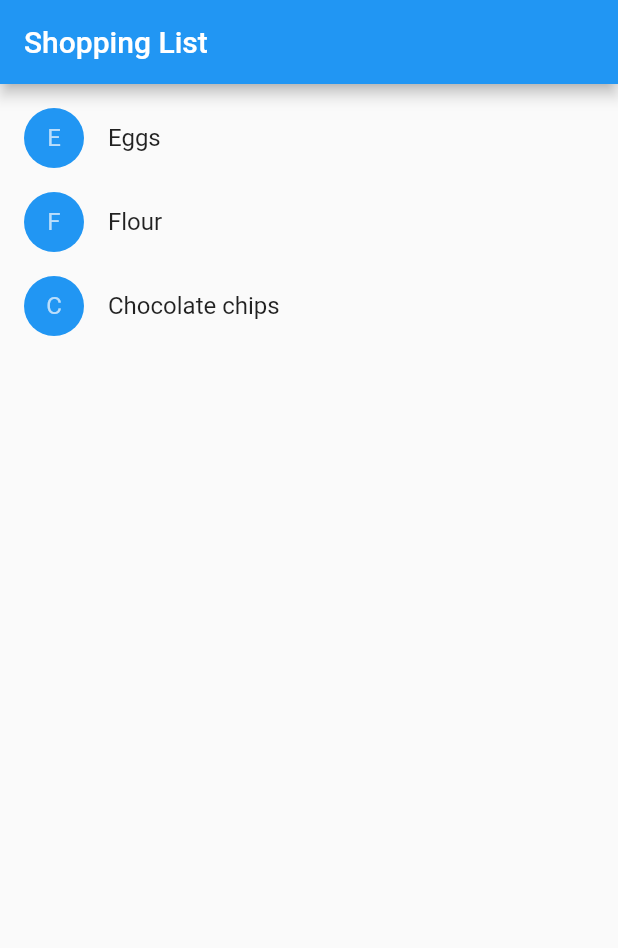
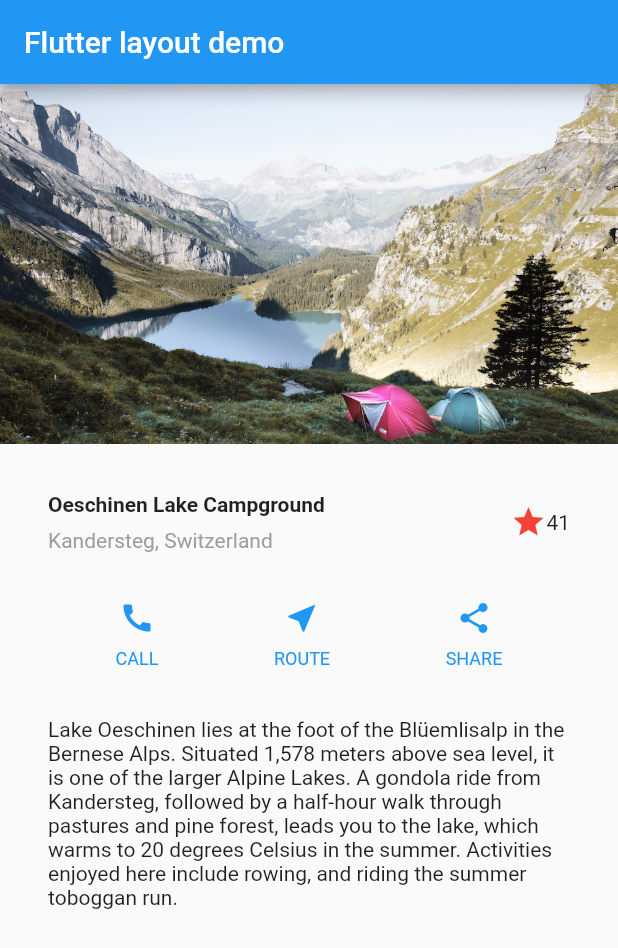
Before and after one commit to eliaswil/NVS_Mobile_Application, a Flutter app: the screen it shows after launch, on a phone screen of 412 x 824 dp. Shown: the top 948 px of the screen. Run offline on Flutter 3.47's test engine with Material 2 defaults, Android fonts, the phone set to English and light mode, and no system bars.

Commit message:
included some layouts

```diff
--- a/lib/main.dart
+++ b/lib/main.dart
@@ -1,121 +1,120 @@
 import 'package:flutter/material.dart';
+// Uncomment lines 7 and 10 to view the visual layout at runtime.
+// import 'package:flutter/rendering.dart' show debugPaintSizeEnabled;
 
-
-class Product {
-  const Product({this.name});
-  final String name;
+void main() {
+  // debugPaintSizeEnabled = true;
+  runApp(MyApp());
 }
 
-typedef void CartChangedCallback(Product product, bool inCart);
+class MyApp extends StatelessWidget {
+  @override
+  Widget build(BuildContext context) {
+    Widget titleSection = Container(
+      padding: const EdgeInsets.all(32),
+      child: Row(
+        children: [
+          Expanded(
+            /*1*/
+            child: Column(
+              crossAxisAlignment: CrossAxisAlignment.start,
+              children: [
+                /*2*/
+                Container(
+                  padding: const EdgeInsets.only(bottom: 8),
+                  child: Text(
+                    'Oeschinen Lake Campground',
+                    style: TextStyle(
+                      fontWeight: FontWeight.bold,
+                    ),
+                  ),
+                ),
+                Text(
+                  'Kandersteg, Switzerland',
+                  style: TextStyle(
+                    color: Colors.grey[500],
+                  ),
+                ),
+              ],
+            ),
+          ),
+          /*3*/
+          Icon(
+            Icons.star,
+            color: Colors.red[500],
+          ),
+          Text('41'),
+        ],
+      ),
+    );
 
-class ShoppingListItem extends StatelessWidget {
-  ShoppingListItem({this.product, this.inCart, this.onCartChanged})
-      : super(key: ObjectKey(product));
+    Color color = Theme.of(context).primaryColor;
 
-  final Product product;
-  final bool inCart;
-  final CartChangedCallback onCartChanged;
+    Widget buttonSection = Container(
+      child: Row(
+        mainAxisAlignment: MainAxisAlignment.spaceEvenly,
+        children: [
+          _buildButtonColumn(color, Icons.call, 'CALL'),
+          _buildButtonColumn(color, Icons.near_me, 'ROUTE'),
+          _buildButtonColumn(color, Icons.share, 'SHARE'),
+        ],
+      ),
+    );
 
-  Color _getColor(BuildContext context) {
-    // The theme depends on the BuildContext because different parts
-    // of the tree can have different themes.
-    // The BuildContext indicates where the build is
-    // taking place and therefore which theme to use.
+    Widget textSection = Container(
+      padding: const EdgeInsets.all(32),
+      child: Text(
+        'Lake Oeschinen lies at the foot of the Blüemlisalp in the Bernese '
+            'Alps. Situated 1,578 meters above sea level, it is one of the '
+            'larger Alpine Lakes. A gondola ride from Kandersteg, followed by a '
+            'half-hour walk through pastures and pine forest, leads you to the '
+            'lake, which warms to 20 degrees Celsius in the summer. Activities '
+            'enjoyed here include rowing, and riding the summer toboggan run.',
+        softWrap: true,
+      ),
+    );
 
-    return inCart ? Colors.black54 : Theme.of(context).primaryColor;
-  }
-
-  TextStyle _getTextStyle(BuildContext context) {
-    if (!inCart) return null;
-
-    return TextStyle(
-      color: Colors.black54,
-      decoration: TextDecoration.lineThrough,
+    return MaterialApp(
+      title: 'Flutter layout demo',
+      home: Scaffold(
+        appBar: AppBar(
+          title: Text('Flutter layout demo'),
+        ),
+        body: ListView(
+          children: [
+            Image.asset(
+              'images/lake.jpg',
+              width: 600,
+              height: 240,
+              fit: BoxFit.cover,
+            ),
+            titleSection,
+            buttonSection,
+            textSection,
+          ],
+        ),
+      ),
     );
   }
 
-  @override
-  Widget build(BuildContext context) {
-    return ListTile(
-      onTap: () {
-        onCartChanged(product, inCart);
-      },
-      leading: CircleAvatar(
-        backgroundColor: _getColor(context),
-        child: Text(product.name[0]),
-      ),
-      title: Text(product.name, style: _getTextStyle(context)),
+  Column _buildButtonColumn(Color color, IconData icon, String label) {
+    return Column(
+      mainAxisSize: MainAxisSize.min,
+      mainAxisAlignment: MainAxisAlignment.center,
+      children: [
+        Icon(icon, color: color),
+        Container(
+          margin: const EdgeInsets.only(top: 8),
+          child: Text(
+            label,
+            style: TextStyle(
+              fontSize: 12,
+              fontWeight: FontWeight.w400,
+              color: color,
+            ),
+          ),
+        ),
+      ],
     );
   }
 }
-
-
-
-
-class ShoppingList extends StatefulWidget {
-  ShoppingList({Key key, this.products}) : super(key: key);
-
-  final List<Product> products;
-
-  // The framework calls createState the first time a widget
-  // appears at a given location in the tree.
-  // If the parent rebuilds and uses the same type of
-  // widget (with the same key), the framework re-uses the State object
-  // instead of creating a new State object.
-
-  @override
-  _ShoppingListState createState() => _ShoppingListState();
-}
-
-class _ShoppingListState extends State<ShoppingList> {
-  Set<Product> _shoppingCart = Set<Product>();
-
-  void _handleCartChanged(Product product, bool inCart) {
-    setState(() {
-      // When a user changes what's in the cart, you need to change
-      // _shoppingCart inside a setState call to trigger a rebuild.
-      // The framework then calls build, below,
-      // which updates the visual appearance of the app.
-
-      if (!inCart)
-        _shoppingCart.add(product);
-      else
-        _shoppingCart.remove(product);
-    });
-  }
-
-  @override
-  Widget build(BuildContext context) {
-    return Scaffold(
-      appBar: AppBar(
-        title: Text('Shopping List'),
-      ),
-      body: ListView(
-        padding: EdgeInsets.symmetric(vertical: 8.0),
-        children: widget.products.map((Product product) {
-          return ShoppingListItem(
-            product: product,
-            inCart: _shoppingCart.contains(product),
-            onCartChanged: _handleCartChanged,
-          );
-        }).toList(),
-      ),
-    );
-  }
-}
-
-
-
-
-void main() {
-  runApp(MaterialApp(
-    title: 'Shopping App',
-    home: ShoppingList(
-      products: <Product>[
-        Product(name: 'Eggs'),
-        Product(name: 'Flour'),
-        Product(name: 'Chocolate chips'),
-      ],
-    ),
-  ));
-}
--- a/pubspec.yaml
+++ b/pubspec.yaml
@@ -50,6 +50,9 @@ flutter:
   #   - images/a_dot_burr.jpeg
   #   - images/a_dot_ham.jpeg
 
+  assets:
+    - images/lake.jpg
+
   # An image asset can refer to one or more resolution-specific "variants", see
   # https://flutter.dev/assets-and-images/#resolution-aware.
 
```
Also changed, not shown: images/lake.jpg (added).
